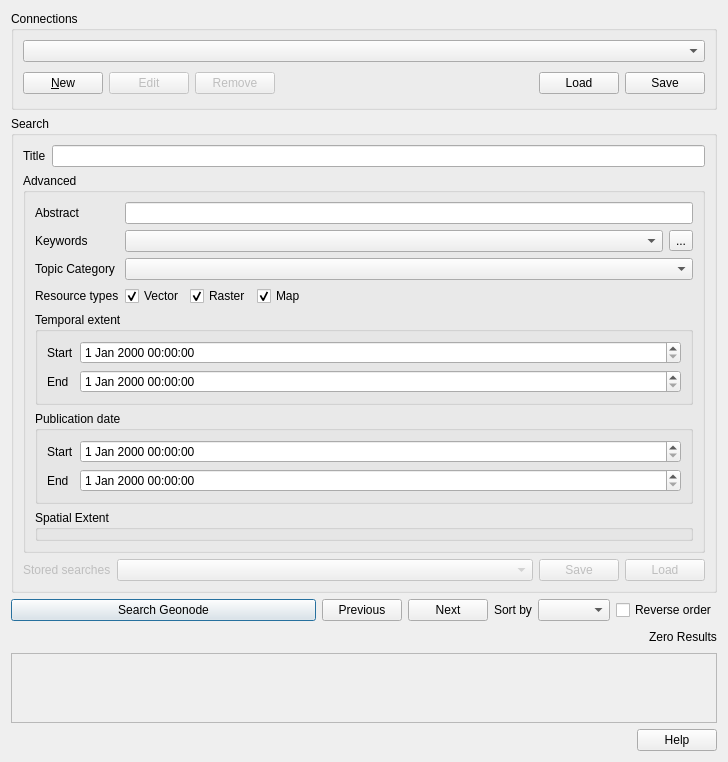
The window that src/qgis_geonode/ui/geonode_datasource_widget.ui (GeoNode/QGISGeoNodePlugin) describes before a commit, drawn with Qt 5.
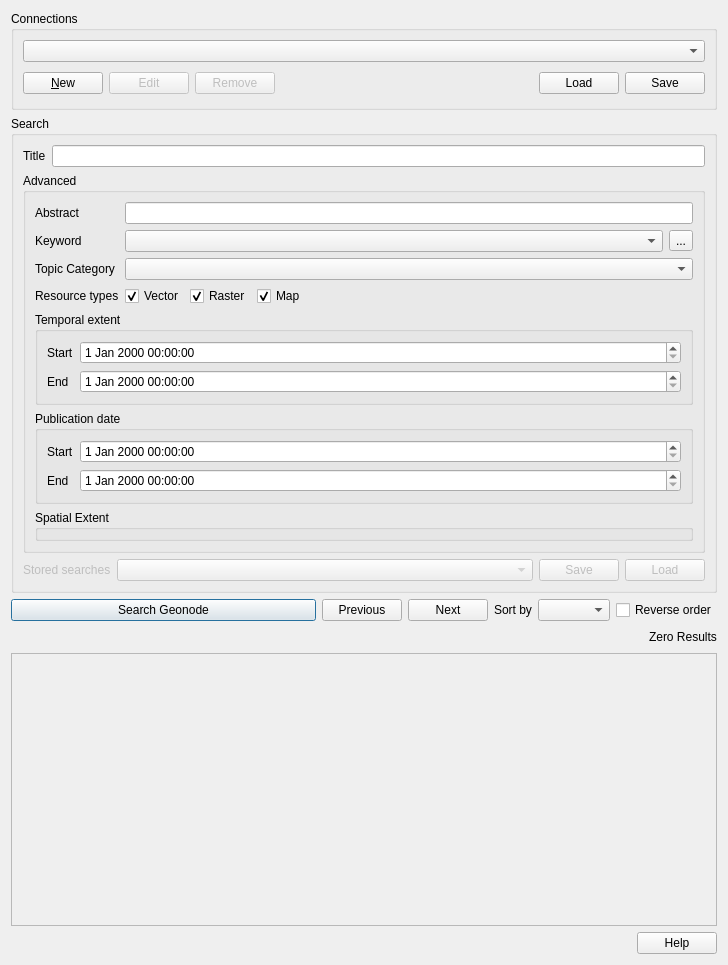
The same window after the commit. Custom widgets are drawn as their Qt base class.

Diff of the .ui file:
```diff
--- a/src/qgis_geonode/ui/geonode_datasource_widget.ui
+++ b/src/qgis_geonode/ui/geonode_datasource_widget.ui
@@ -7,7 +7,7 @@
     <x>0</x>
     <y>0</y>
     <width>728</width>
-    <height>740</height>
+    <height>965</height>
    </rect>
   </property>
   <property name="windowTitle">
@@ -182,7 +182,7 @@
             <bool>true</bool>
            </property>
            <property name="text">
-            <string>Keywords</string>
+            <string>Keyword</string>
            </property>
            <property name="buddy">
             <cstring>keyword_cmb</cstring>
@@ -603,7 +603,7 @@
         <x>0</x>
         <y>0</y>
         <width>708</width>
-        <height>141</height>
+        <height>366</height>
        </rect>
       </property>
      </widget>
```
Left out of the diff: 14 changed lines with no effect on the pictures.
